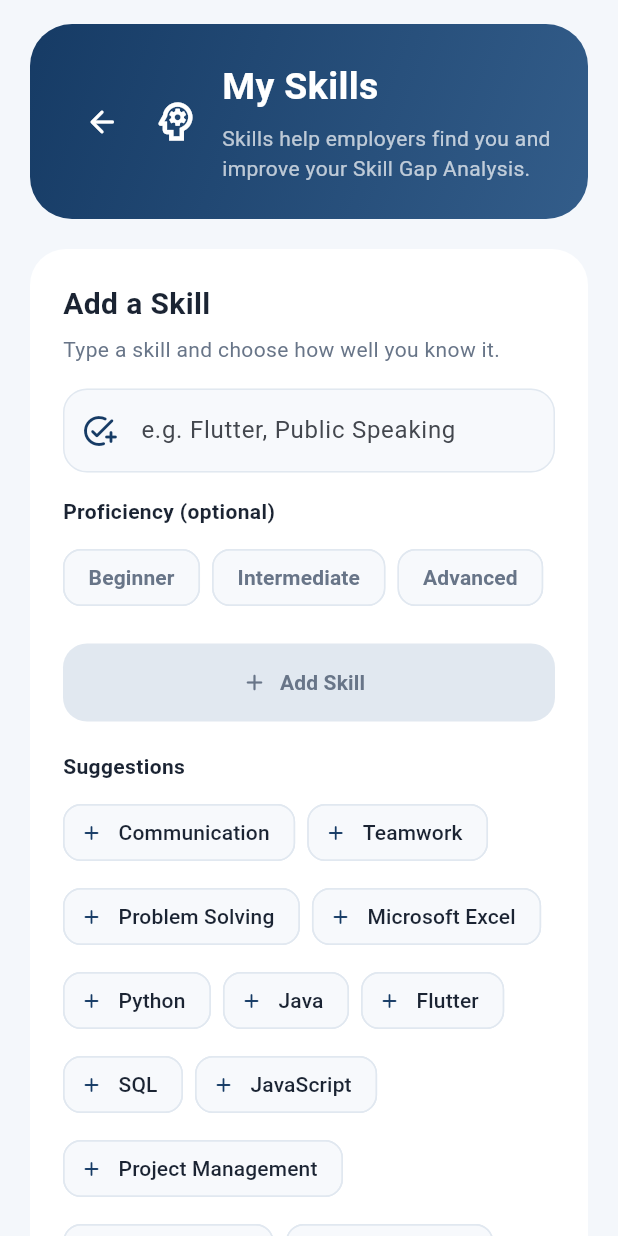
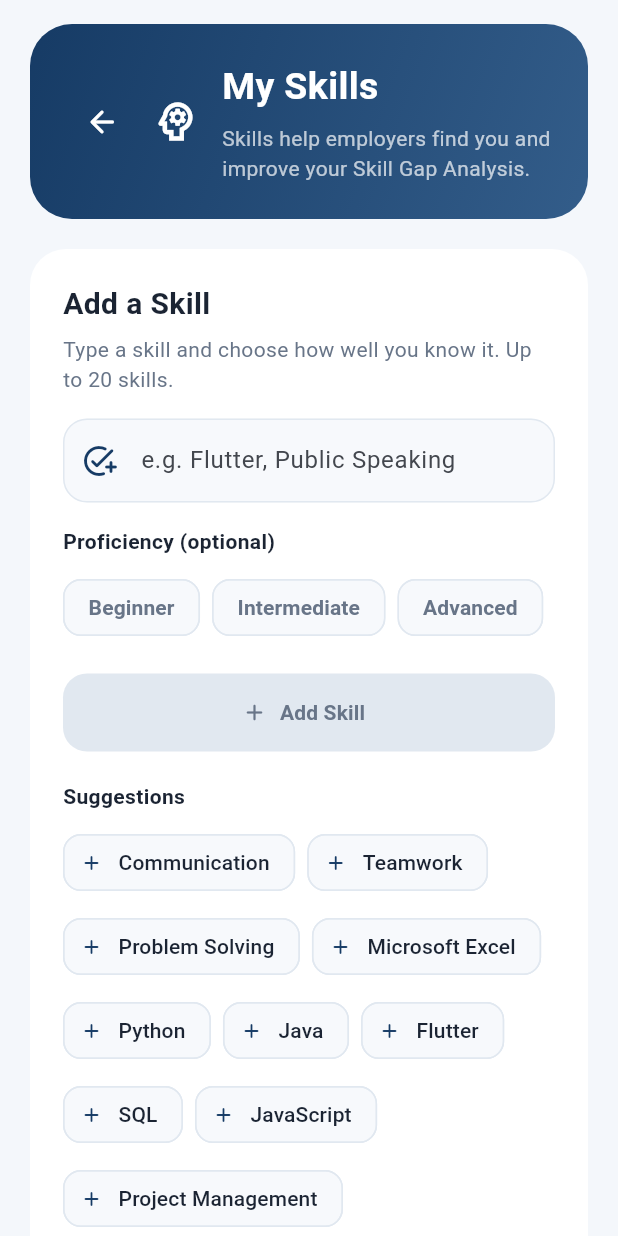
Before and after one commit to FattSiong/mad_job_recruitment_system, a Flutter app: the AddSkillScreen screen opened directly, on a phone screen of 412 x 824 dp. Run offline on Flutter 3.47's test engine with Material 3 defaults, Android fonts, the phone set to English and light mode, and no system bars; our stand-ins replace audioplayers, cached_network_image, camera, file_picker, firebase_core, firebase_messaging and 15 more; missing offline and left inert: agora_rtc_engine, flutter_stripe, google_mlkit_face_detection, mobile_scanner, record, syncfusion_flutter_pdf and 1 more; accounts and stored records are empty; network calls fail.

Commit message:
Malaysian date format and 20-skill limit
- Education / work experience sheets show picked dates as dd/MM/yyyy
  (formatProfileDate); date picker opens in calendar-only mode
- Limit profile skills to 20 (SkillController.maxSkills): Add Skill screen
  shows n/20, disables adding at the limit and explains why
- Resume builder Skills step uses the same limit and caps skills copied
  from the profile
- Migration 20261118020000_skill_limit: trigger refuses a 21st skill
  (advisory lock per seeker so quick double adds can't pass)

```diff
--- a/lib/modules/job_seeker/controllers/resume_builder_controller.dart
+++ b/lib/modules/job_seeker/controllers/resume_builder_controller.dart
@@ -97,7 +97,10 @@ class ResumeBuilderController extends ChangeNotifier {
       address: profile.location ?? '',
       education: [...profile.education]..sort(_newestEducationFirst),
       experience: [...profile.workExperience]..sort(_newestExperienceFirst),
-      skills: skills.map((s) => ResumeSkill(s.skillName, s.proficiency)).toList(),
+      skills: skills
+          .take(maxSkills)
+          .map((s) => ResumeSkill(s.skillName, s.proficiency))
+          .toList(),
     );
   }
 
@@ -176,9 +179,16 @@ class ResumeBuilderController extends ChangeNotifier {
   void removeExperience(int index) =>
       _update(_resume.copyWith(experience: [..._resume.experience]..removeAt(index)));
 
-  /// Adds a skill with an optional level (no duplicates, up to 50 characters).
-  /// Returns an error message, or null when added.
+  /// Most skills on the resume (same as the profile).
+  static const int maxSkills = SkillController.maxSkills;
+
+  /// True when the resume has [maxSkills] skills.
+  bool get skillsFull => _resume.skills.length >= maxSkills;
+
+  /// Adds a skill with an optional level (no duplicates, up to 50 characters,
+  /// at most [maxSkills]). Returns an error message, or null when added.
   String? addSkill(String name, String? level) {
+    if (skillsFull) return SkillController.limitMessage;
     final clean = name.trim().replaceAll(RegExp(r'\s+'), ' ');
     if (clean.isEmpty) return 'Please enter a skill.';
     if (clean.length > 50) return 'Skill names can be up to 50 characters.';
--- a/lib/modules/job_seeker/controllers/skill_controller.dart
+++ b/lib/modules/job_seeker/controllers/skill_controller.dart
@@ -19,6 +19,12 @@ class SkillController {
   final _supabase = Supabase.instance.client;
 
   static const int maxNameLength = 50;
+
+  /// Most skills a profile (and a built resume) can have.
+  static const int maxSkills = 20;
+
+  static const String limitMessage =
+      'You can add up to $maxSkills skills. Remove one to add another.';
 
   /// The seeker's skills, oldest first.
   Future<List<SkillModel>> fetchMySkills() async {
@@ -61,7 +67,8 @@ class SkillController {
   }
 
   /// Adds a skill and returns the saved row.
-  /// Throws [SkillException] for empty, too long or duplicate names.
+  /// Throws [SkillException] for empty, too long or duplicate names, or when
+  /// the profile already has [maxSkills] skills (also checked by the database).
   Future<SkillModel> addSkill(String name, {String? proficiency}) async {
     final userId = _supabase.auth.currentUser?.id;
     if (userId == null) throw SkillException('Please log in again.');
@@ -86,6 +93,8 @@ class SkillController {
       debugPrint('Error adding skill: ${e.code} ${e.message}');
       // 23505 = unique index skill_seeker_name_uq (same name, any letter case)
       if (e.code == '23505') throw SkillException('"$cleaned" is already in your skills.');
+      // Raised by the skill_limit trigger
+      if (e.message.contains('skill_limit')) throw SkillException(limitMessage);
       throw SkillException('Failed to add skill. Please try again.');
     } catch (e) {
       debugPrint('Error adding skill: $e');
--- a/lib/modules/job_seeker/screens/add_skill_screen.dart
+++ b/lib/modules/job_seeker/screens/add_skill_screen.dart
@@ -88,9 +88,16 @@ class _AddSkillScreenState extends State<AddSkillScreen> {
     }
   }
 
+  /// True when the profile has the most skills allowed.
+  bool get _atLimit => _skills.length >= SkillController.maxSkills;
+
   /// Adds the typed skill with the chosen level.
   Future<void> _addSkill() async {
     if (_isAdding) return;
+    if (_atLimit) {
+      _showSnack(SkillController.limitMessage, success: false);
+      return;
+    }
     FocusScope.of(context).unfocus();
     setState(() => _isAdding = true);
 
@@ -226,15 +233,45 @@ class _AddSkillScreenState extends State<AddSkillScreen> {
 
   /// Skill name box, level choice, suggestions and the Add button.
   Widget _buildAddCard() {
-    final canAdd = _nameController.text.trim().isNotEmpty && !_isAdding;
-    final suggestions = _suggestedSkills.where((s) => !_alreadyAdded(s)).toList();
+    // Wait for the list before allowing adds, so the limit is known
+    final atLimit = !_isLoading && _loadError == null && _atLimit;
+    final canAdd = _nameController.text.trim().isNotEmpty && !_isAdding && !_isLoading && !atLimit;
+    final suggestions =
+        atLimit ? const <String>[] : _suggestedSkills.where((s) => !_alreadyAdded(s)).toList();
 
     return SurfaceCard(
       children: [
-        SectionTitle('Add a Skill', subtitle: 'Type a skill and choose how well you know it.'),
+        SectionTitle(
+          'Add a Skill',
+          subtitle: 'Type a skill and choose how well you know it. Up to ${SkillController.maxSkills} skills.',
+        ),
+        if (atLimit) ...[
+          Container(
+            width: double.infinity,
+            padding: const EdgeInsets.all(14),
+            decoration: BoxDecoration(
+              color: AppColors.primarySoft,
+              borderRadius: BorderRadius.circular(14),
+            ),
+            child: const Row(
+              children: [
+                Icon(Icons.info_outline_rounded, color: AppColors.primary, size: 20),
+                SizedBox(width: 10),
+                Expanded(
+                  child: Text(
+                    SkillController.limitMessage,
+                    style: TextStyle(color: AppColors.textDark, fontSize: 13),
+                  ),
+                ),
+              ],
+            ),
+          ),
+          const SizedBox(height: 12),
+        ],
         TextField(
           controller: _nameController,
           focusNode: _nameFocus,
+          enabled: !atLimit,
           maxLength: SkillController.maxNameLength,
           textCapitalization: TextCapitalization.words,
           textInputAction: TextInputAction.done,
@@ -380,7 +417,12 @@ class _AddSkillScreenState extends State<AddSkillScreen> {
 
     return SurfaceCard(
       children: [
-        SectionTitle(_isLoading || _loadError != null ? 'Your Skills' : 'Your Skills (${_skills.length})', subtitle: 'Tap the level to change it.'),
+        SectionTitle(
+          _isLoading || _loadError != null
+              ? 'Your Skills'
+              : 'Your Skills (${_skills.length}/${SkillController.maxSkills})',
+          subtitle: 'Tap the level to change it.',
+        ),
         body,
       ],
     );
--- a/lib/modules/job_seeker/widgets/profile/add_education_sheet.dart
+++ b/lib/modules/job_seeker/widgets/profile/add_education_sheet.dart
@@ -1,5 +1,4 @@
 import 'package:flutter/material.dart';
-import 'package:intl/intl.dart';
 
 import '../../../../core/theme/app_colors.dart';
 import '../../../../models/education_model.dart';
@@ -181,7 +180,7 @@ Future<EducationModel?> showAddEducationSheet(
                             child: Text(
                               startDate == null
                                   ? 'Select'
-                                  : DateFormat('yMd').format(startDate!),
+                                  : formatProfileDate(startDate!),
                               style: TextStyle(
                                 color: startDate == null
                                     ? Colors.grey.shade600
@@ -249,7 +248,7 @@ Future<EducationModel?> showAddEducationSheet(
                                   ? 'Current'
                                   : (endDate == null
                                   ? 'Select'
-                                  : DateFormat('yMd').format(endDate!)),
+                                  : formatProfileDate(endDate!)),
                               style: TextStyle(
                                 color: (endDate == null && !isCurrent)
                                     ? Colors.grey.shade600
--- a/lib/modules/job_seeker/widgets/profile/add_experience_sheet.dart
+++ b/lib/modules/job_seeker/widgets/profile/add_experience_sheet.dart
@@ -1,5 +1,4 @@
 import 'package:flutter/material.dart';
-import 'package:intl/intl.dart';
 
 import '../../../../core/theme/app_colors.dart';
 import '../../../../models/work_experience_model.dart';
@@ -125,7 +124,7 @@ Future<WorkExperienceModel?> showAddExperienceSheet(
                             child: Text(
                               startDate == null
                                   ? 'Select'
-                                  : DateFormat('yMd').format(startDate!),
+                                  : formatProfileDate(startDate!),
                               style: TextStyle(
                                 color: startDate == null
                                     ? Colors.grey.shade600
@@ -194,7 +193,7 @@ Future<WorkExperienceModel?> showAddExperienceSheet(
                                   ? 'Present'
                                   : (endDate == null
                                   ? 'Select'
-                                  : DateFormat('yMd').format(endDate!)),
+                                  : formatProfileDate(endDate!)),
                               style: TextStyle(
                                 color: (endDate == null && !isCurrentRole)
                                     ? Colors.grey.shade600
```
Also changed, not shown: lib/modules/job_seeker/widgets/profile/profile_sheet_helpers.dart (+9 -0 lines), lib/modules/job_seeker/widgets/resume/resume_skills_step.dart (+9 -5 lines), 1 other file.
